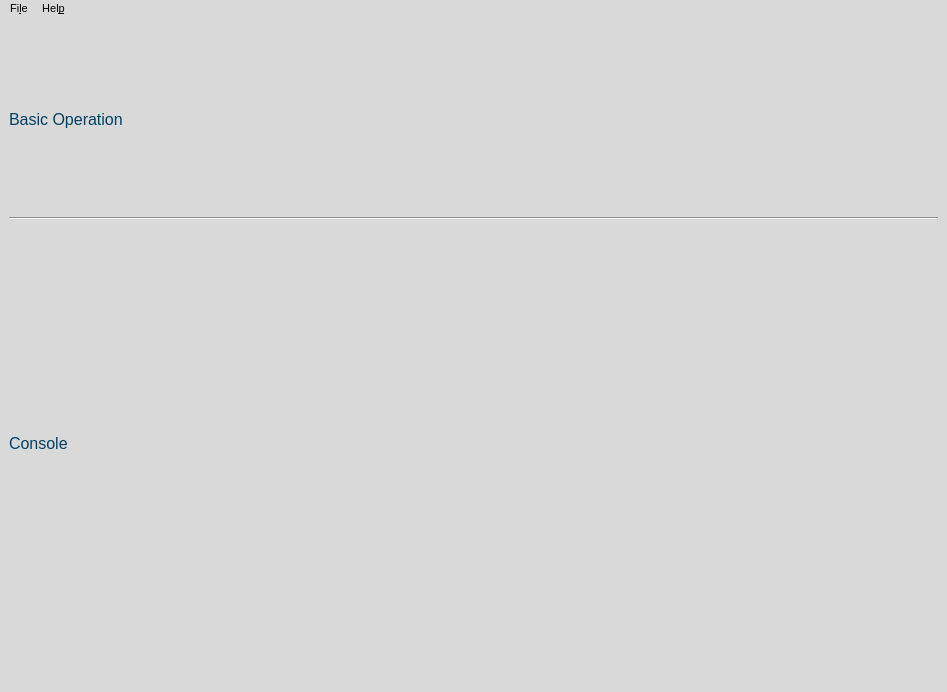
First picture: the form in gui/qtdesigner/BasicOperation.ui, repository wyattduber/CyDAQ, before the edit.
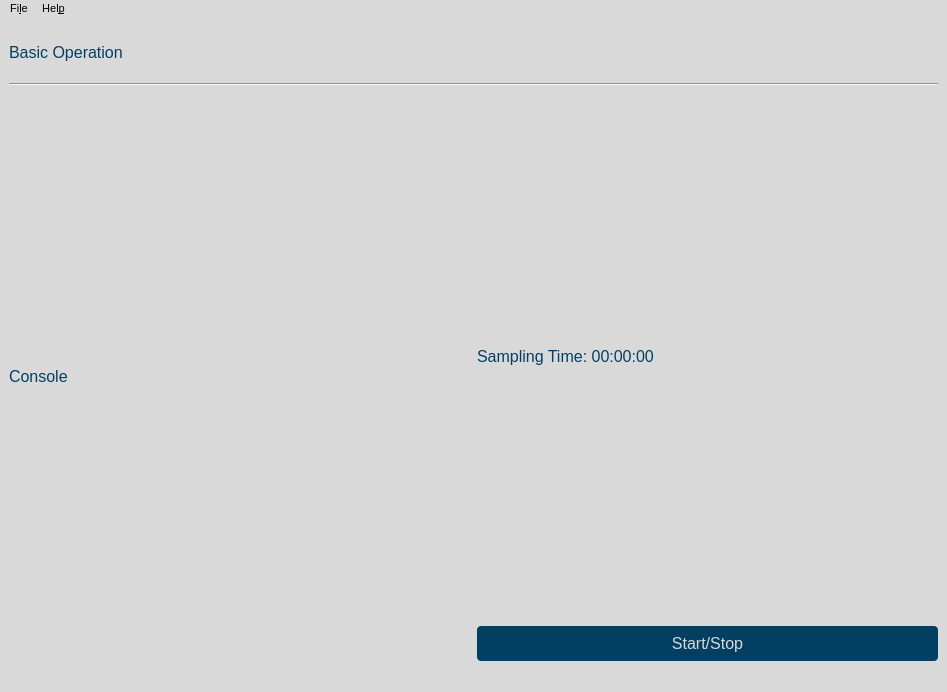
Second picture: the form after the edit.

Commit message: add timer and start/stop sampling placeholder

Patch:
```diff
--- a/gui/qtdesigner/BasicOperation.ui
+++ b/gui/qtdesigner/BasicOperation.ui
@@ -19,12 +19,6 @@
     <verstretch>0</verstretch>
    </sizepolicy>
   </property>
-  <property name="minimumSize">
-   <size>
-    <width>947</width>
-    <height>692</height>
-   </size>
-  </property>
   <property name="font">
    <font>
     <family>Segoe UI</family>
@@ -83,19 +77,6 @@
       </property>
      </widget>
     </item>
-    <item row="3" column="0">
-     <widget class="QLabel" name="Placeholder1">
-      <property name="maximumSize">
-       <size>
-        <width>1000</width>
-        <height>300</height>
-       </size>
-      </property>
-      <property name="text">
-       <string>Console</string>
-      </property>
-     </widget>
-    </item>
     <item row="2" column="0">
      <layout class="QGridLayout" name="InputLayout">
       <property name="sizeConstraint">
@@ -119,6 +100,41 @@
       </item>
      </layout>
     </item>
+    <item row="3" column="0">
+     <layout class="QHBoxLayout" name="horizontalLayout">
+      <item>
+       <widget class="QLabel" name="Placeholder1">
+        <property name="maximumSize">
+         <size>
+          <width>1000</width>
+          <height>300</height>
+         </size>
+        </property>
+        <property name="text">
+         <string>Console</string>
+        </property>
+       </widget>
+      </item>
+      <item>
+       <layout class="QVBoxLayout" name="verticalLayout">
+        <item>
+         <widget class="QLabel" name="label">
+          <property name="text">
+           <string>Sampling Time: 00:00:00</string>
+          </property>
+         </widget>
+        </item>
+        <item>
+         <widget class="QPushButton" name="pushButton">
+          <property name="text">
+           <string>Start/Stop</string>
+          </property>
+         </widget>
+        </item>
+       </layout>
+      </item>
+     </layout>
+    </item>
    </layout>
   </widget>
   <widget class="QMenuBar" name="menubar">
```
The commit also changes 1 other file.
